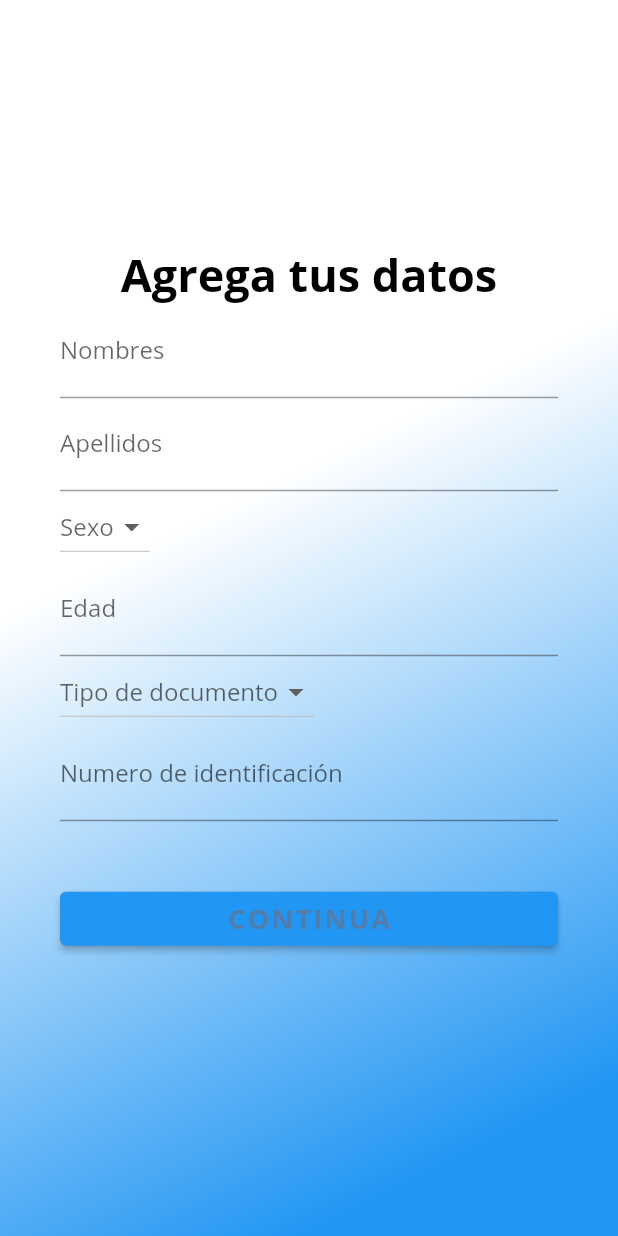
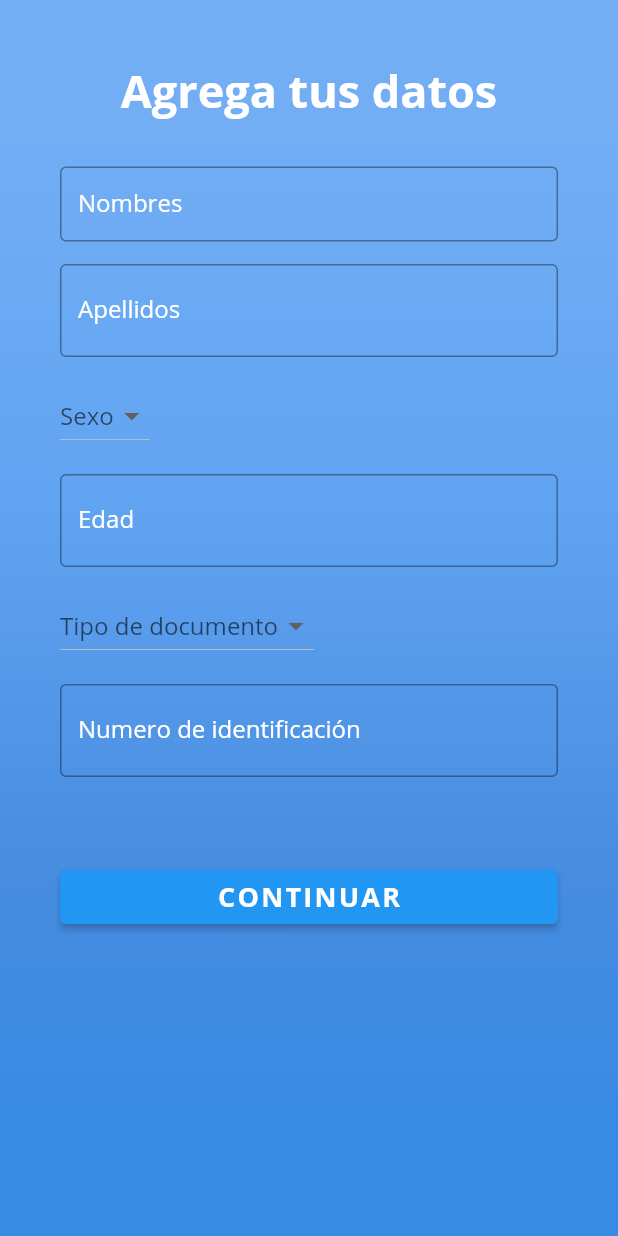
Before and after one commit to DavidIjaji/BioDataFromXiaomiBand, a Flutter app: the FormularioDatosPersonales screen opened directly, on a phone screen of 412 x 824 dp. Run offline on Flutter 3.47's test engine with Material 2 defaults, Android fonts, the phone set to English and light mode, and no system bars; our stand-ins replace animated_text_kit, cloud_firestore, firebase_auth, firebase_core, flutter_signin_button, flutter_spinkit and 4 more; missing offline and left inert: cloud_firestore_web, dart:ffi, firebase_auth_web, firebase_core_web, google_sign_in_web; accounts and stored records are empty.

Commit message:
Todas las ventanas con estilo similar y rsponsive

```diff
--- a/lib/pages/formulario_datos.dart
+++ b/lib/pages/formulario_datos.dart
@@ -20,33 +20,58 @@ class _FormularioDatosPersonalesState extends State<FormularioDatosPersonales> {
   @override
   Widget build(BuildContext context) {
     return Scaffold(
+      resizeToAvoidBottomInset: false,
       body: Container(
         decoration: BoxDecoration(
           gradient: LinearGradient(
-              colors: [Colors.white, Colors.blue],
-              begin: Alignment.centerLeft,
-              end: Alignment.bottomCenter),
+            begin: Alignment.topCenter,
+            end: Alignment.bottomCenter,
+            colors: [
+              Color(0xFF73AEF5),
+              Color(0xFF61A4F1),
+              Color(0xFF478DE0),
+              Color(0xFF398AE5),
+            ],
+            stops: [0.1, 0.4, 0.7, 0.9],
+          ),
         ),
         child: Form(
           child: Padding(
             padding: const EdgeInsets.all(40.0),
-            child: Column(
-              mainAxisAlignment: MainAxisAlignment.center,
-              crossAxisAlignment: CrossAxisAlignment.center,
+            child: ListView(
               children: [
                 Center(
                     child: Text(
                   "Agrega tus datos",
                   style: TextStyle(
-                    color: Colors.black,
+                    color: Colors.white,
                     fontFamily: 'OpenSans',
                     fontSize: 30.0,
                     fontWeight: FontWeight.bold,
                   ),
                 )),
-                TextFormField(
+                SizedBox(
+                  height: 30,
+                ),
+                Container(
+                  alignment: Alignment.centerLeft,
+                  /*
+                  decoration: BoxDecoration(
+                    border: Border(),
+                    color: Color(0xFF527DAA),
+                    borderRadius: new BorderRadius.circular(10.0),
+                  ),*/
+                  height: 50.0,
+                  child: TextFormField(
                     controller: controller.names,
-                  decoration: const InputDecoration(labelText: 'Nombres'),
+                    decoration: InputDecoration(
+                      border: OutlineInputBorder(borderSide: BorderSide()),
+                      labelText: 'Nombres',
+                      labelStyle:
+                          new TextStyle(color: Colors.white, fontSize: 16.0),
+                      focusedBorder: OutlineInputBorder(
+                          borderSide: BorderSide(color: Colors.white)),
+                    ),
                     validator: (value) {
                       if (value == null) {
                         empty = 1;
@@ -56,9 +81,20 @@ class _FormularioDatosPersonalesState extends State<FormularioDatosPersonales> {
                       return null;
                     },
                   ),
+                ),
+                SizedBox(
+                  height: 15.0,
+                ),
                 TextFormField(
                   controller: controller.apellidos,
-                  decoration: const InputDecoration(labelText: 'Apellidos'),
+                  decoration: InputDecoration(
+                    border: OutlineInputBorder(borderSide: BorderSide()),
+                    labelText: 'Apellidos',
+                    labelStyle:
+                        new TextStyle(color: Colors.white, fontSize: 16.0),
+                    focusedBorder: OutlineInputBorder(
+                        borderSide: BorderSide(color: Colors.white)),
+                  ),
                   validator: (value) {
                     if (value!.isEmpty) {
                       empty = 2;
@@ -66,6 +102,9 @@ class _FormularioDatosPersonalesState extends State<FormularioDatosPersonales> {
                     }
                     return null;
                   },
+                ),
+                SizedBox(
+                  height: 15.0,
                 ),
                 Align(
                   alignment: Alignment.topLeft,
@@ -87,9 +126,19 @@ class _FormularioDatosPersonalesState extends State<FormularioDatosPersonales> {
                         DropdownMenuItem(child: Text("Otro"), value: "Otro"),
                       ]),
                 ),
+                SizedBox(
+                  height: 15.0,
+                ),
                 TextFormField(
                   controller: controller.edad,
-                  decoration: const InputDecoration(labelText: 'Edad'),
+                  decoration: InputDecoration(
+                    border: OutlineInputBorder(borderSide: BorderSide()),
+                    labelText: 'Edad',
+                    labelStyle:
+                        new TextStyle(color: Colors.white, fontSize: 16.0),
+                    focusedBorder: OutlineInputBorder(
+                        borderSide: BorderSide(color: Colors.white)),
+                  ),
                   validator: (value) {
                     if (value!.isEmpty) {
                       Get.snackbar(
@@ -98,6 +147,9 @@ class _FormularioDatosPersonalesState extends State<FormularioDatosPersonales> {
                     }
                     return null;
                   },
+                ),
+                SizedBox(
+                  height: 15.0,
                 ),
                 Align(
                   alignment: Alignment.topLeft,
@@ -115,16 +167,28 @@ class _FormularioDatosPersonalesState extends State<FormularioDatosPersonales> {
                         DropdownMenuItem(child: Text("CE"), value: "CE"),
                       ]),
                 ),
+                SizedBox(
+                  height: 15.0,
+                ),
                 TextFormField(
                   controller: controller.ID,
-                  decoration: const InputDecoration(
-                      labelText: 'Numero de identificación'),
+                  decoration: InputDecoration(
+                    border: OutlineInputBorder(borderSide: BorderSide()),
+                    labelText: 'Numero de identificación',
+                    labelStyle:
+                        new TextStyle(color: Colors.white, fontSize: 16.0),
+                    focusedBorder: OutlineInputBorder(
+                        borderSide: BorderSide(color: Colors.white)),
+                  ),
                   validator: (value) {
                     if (value!.isEmpty) {
                       return 'Please enter some text';
                     }
                     return null;
                   },
+                ),
+                SizedBox(
+                  height: 15.0,
                 ),
                 enviarDatos(controller: controller),
               ],
@@ -166,9 +230,9 @@ class enviarDatos extends StatelessWidget {
                     .then((value) => Get.to(StartPage())));
               },
               child: Text(
-                'CONTINUA',
+                'CONTINUAR',
                 style: TextStyle(
-                  color: Color(0xFF527DAA),
+                  color: Colors.white /*Color(0xFF527DAA)*/,
                   letterSpacing: 1.5,
                   fontSize: 18.0,
                   fontWeight: FontWeight.bold,
```
Also changed, not shown: lib/controllers/firestore_controller.dart (+16 -1 lines), lib/pages/start_page.dart (+91 -35 lines), 3 other files. Lines whose indentation alone changed are shown as unchanged.
